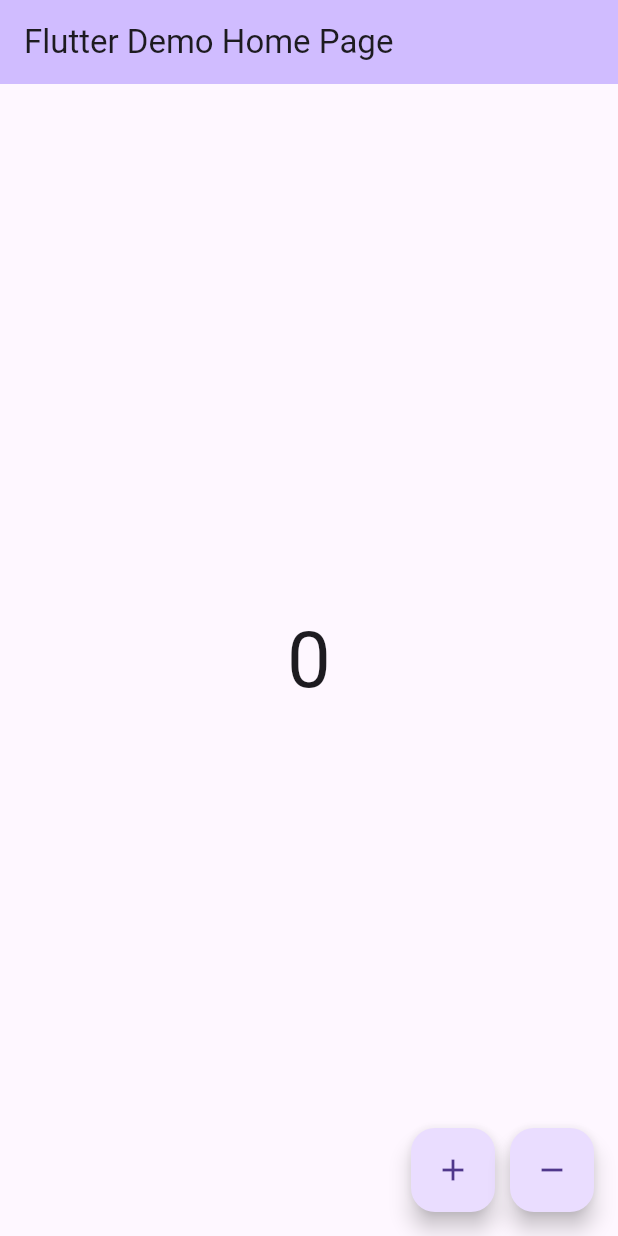
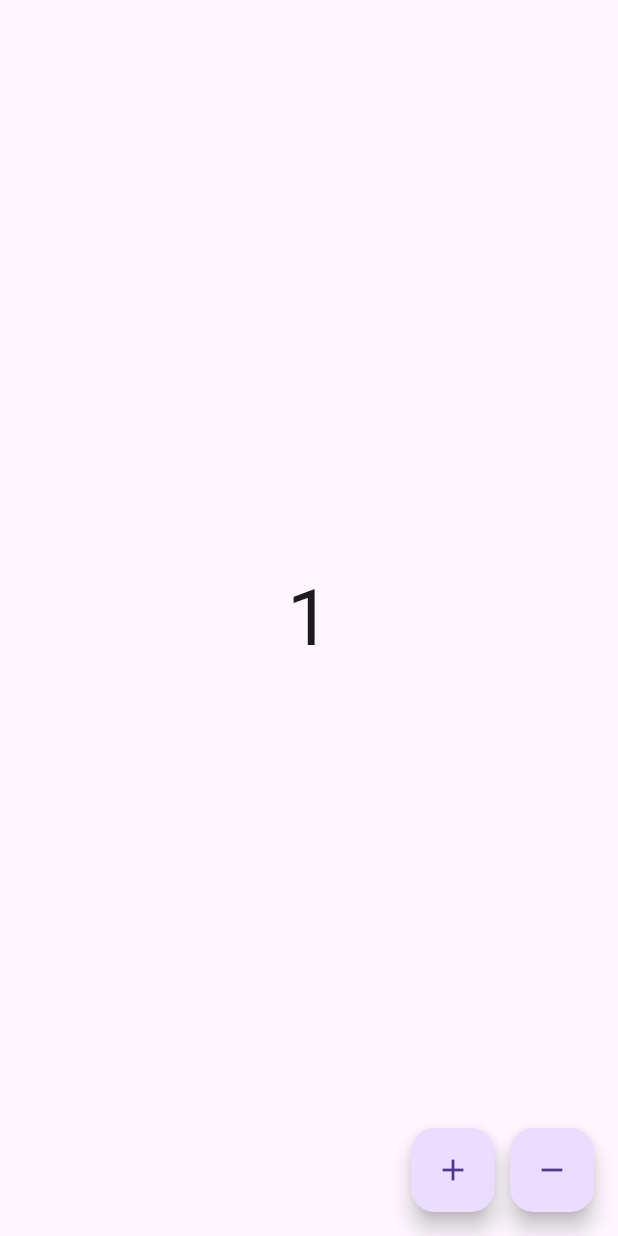
Before and after one commit to jsmile/my_counter_bloc, a Flutter app: the screen it shows after launch, after a tap on the "add" icon, on a phone screen of 412 x 824 dp. Run offline on Flutter 3.47's test engine with Material 2 defaults, Android fonts, the phone set to English and light mode, and no system bars; our stand-ins replace bloc, equatable, flutter_bloc.

Commit message:
CounterBloc interact with UI

```diff
--- a/analysis_options.yaml
+++ b/analysis_options.yaml
@@ -7,7 +7,7 @@
 
 # The following line activates a set of recommended lints for Flutter apps,
 # packages, and plugins designed to encourage good coding practices.
-include: package:flutter_lints/flutter.yaml
+#include: package:flutter_lints/flutter.yaml
 
 linter:
   # The lint rules applied to this project can be customized in the
--- a/lib/main.dart
+++ b/lib/main.dart
@@ -1,4 +1,7 @@
 import 'package:flutter/material.dart';
+import 'package:flutter_bloc/flutter_bloc.dart';
+import 'package:my_counter_bloc/blocs/counter/counter_bloc.dart';
+import 'package:my_counter_bloc/other_page.dart';
 
 void main() {
   runApp(const MyApp());
@@ -9,13 +12,17 @@ class MyApp extends StatelessWidget {
 
   @override
   Widget build(BuildContext context) {
-    return MaterialApp(
+    return BlocProvider<CounterBloc>(
+      // BlocProvider 를 Global Access로 적용하여 CounterBloc을 생성
+      create: (context) => CounterBloc(),
+      child: MaterialApp(
         title: 'Counter Bloc',
         theme: ThemeData(
           useMaterial3: true,
         ),
         debugShowCheckedModeBanner: false,
-      home: const MyHomePage(title: 'Flutter Demo Home Page'),
+        home: const MyHomePage(title: 'Counter Bloc'),
+      ),
     );
   }
 }
@@ -28,27 +35,52 @@ class MyHomePage extends StatelessWidget {
   @override
   Widget build(BuildContext context) {
     return Scaffold(
-      appBar: AppBar(
-        backgroundColor: Theme.of(context).colorScheme.inversePrimary,
-        title: Text(title),
+      body: BlocConsumer<CounterBloc, CounterState>(
+        // 단발성 Event 와 반복성 Event 처리를 위한 BlocConsumer
+        listener: (context, state) {
+          // listener 는 단발성 Event 처리
+          if (state.counter == 3) {
+            showDialog(
+              context: context,
+              builder: (context) => AlertDialog(
+                content: Text(
+                  'Bloc Counter is ${state.counter}.',
+                  style: TextStyle(fontSize: 25.0),
                 ),
-      body: const Center(
+              ),
+            );
+          } else if (state.counter <= -1) {
+            Navigator.push(
+                context, MaterialPageRoute(builder: (context) => OtherPage()));
+          }
+        },
+        builder: (context, state) {
+          // builder 는 반복성 Event 처리
+          return Center(
             child: Text(
-          '0',
+              '${state.counter}',
               style: TextStyle(fontSize: 52.0),
             ),
+          );
+        },
       ),
       floatingActionButton: Row(
         mainAxisAlignment: MainAxisAlignment.end,
         children: [
           FloatingActionButton(
-            onPressed: () {},
+            onPressed: () {
+              BlocProvider.of<CounterBloc>(context).add(
+                  CounterIncresedEvent()); // CounterBloc 를 구해서 add( Event ) 호출
+            },
             heroTag: 'Increment',
             child: const Icon(Icons.add),
           ),
           const SizedBox(width: 10.0),
           FloatingActionButton(
-            onPressed: () {},
+            onPressed: () {
+              context.read<CounterBloc>().add(
+                  CounterDecresedEvent()); // CounterBloc 를 구해서 add( Event ) 호출
+            },
             heroTag: 'Decrement',
             child: const Icon(Icons.remove),
           ),
```
Lines whose indentation alone changed are shown as unchanged.
